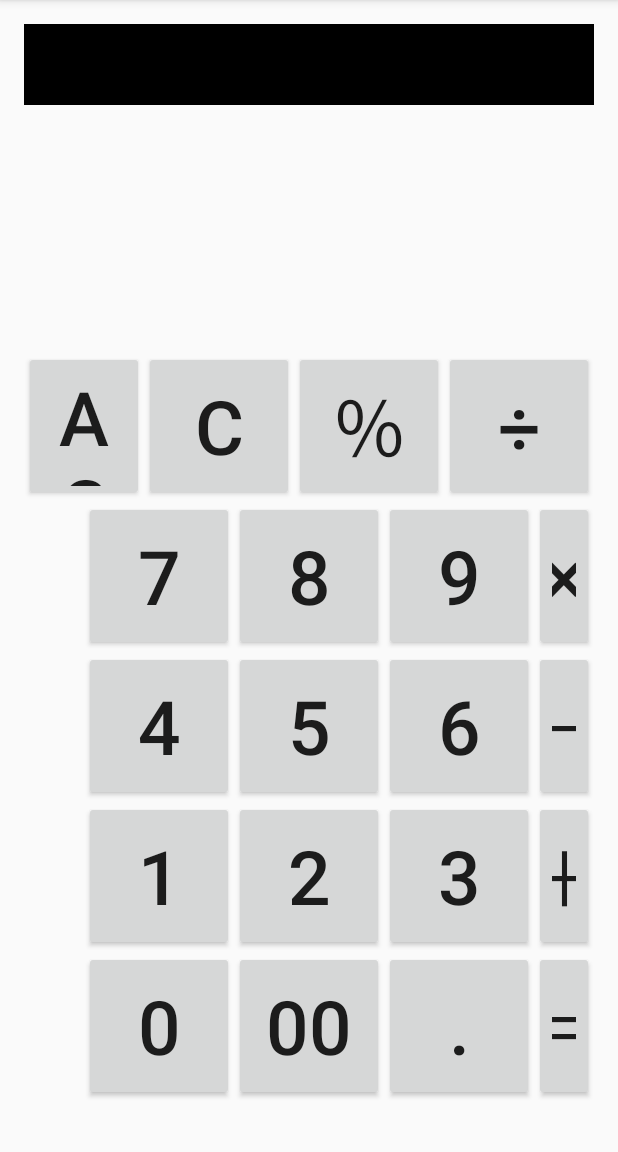
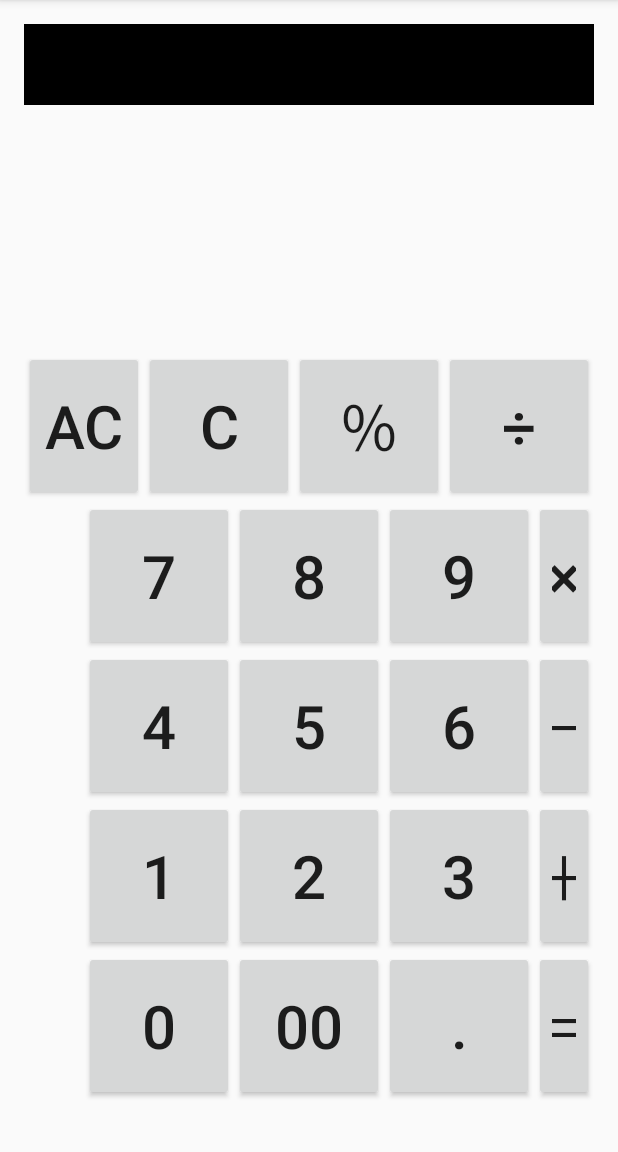
Before and after one commit to AzumiSemi/Calculator, an Android app: the screen it shows after launch (MainActivity), on a phone screen of 412 x 824 dp, the part 84-1236 px from its top. Run offline under Robolectric (Android 15) with nearby library versions, the phone set to English and light mode, and no system bars.

Commit message:
change the size of text

```diff
--- a/app/src/main/res/values/dimens.xml
+++ b/app/src/main/res/values/dimens.xml
@@ -4,5 +4,5 @@
     <dimen name="activity_vertical_margin">16dp</dimen>
     <dimen name="button_width">100dp</dimen>
     <dimen name="button_height">100dp</dimen>
-    <dimen name="text_size">50sp</dimen>
+    <dimen name="text_size">40sp</dimen>
 </resources>
```
